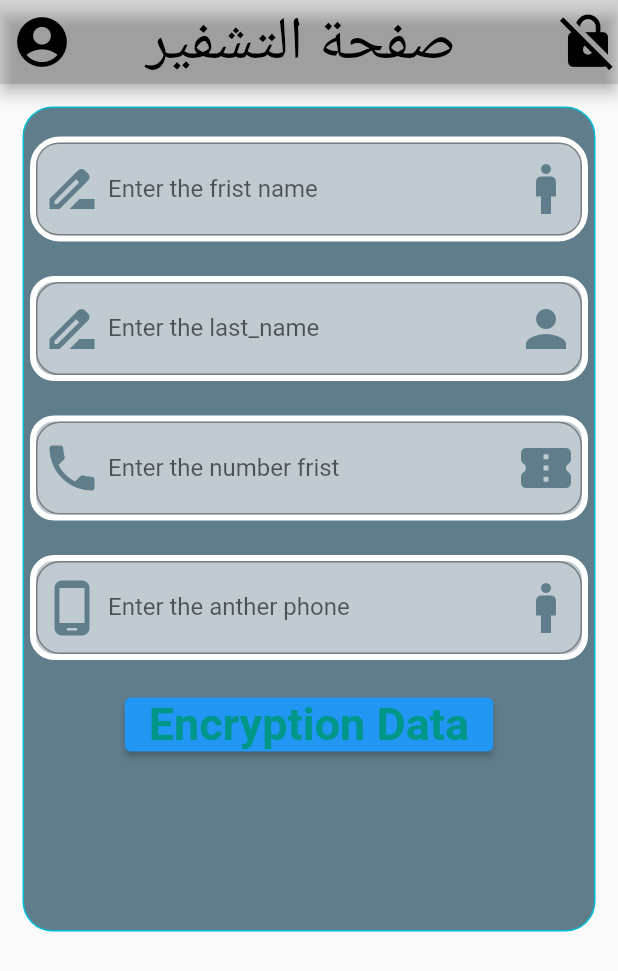
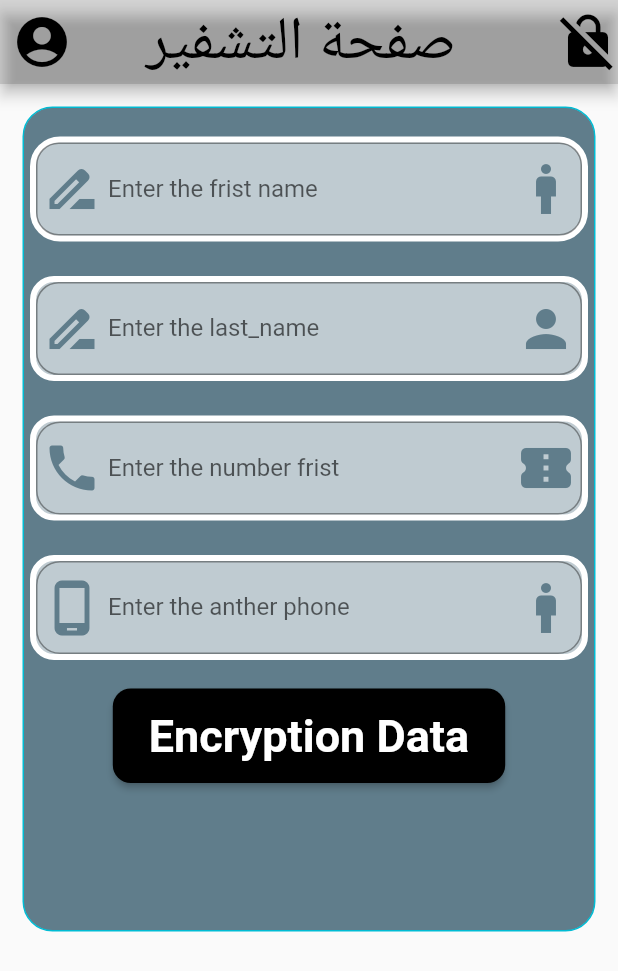
Before and after one commit to salahalddinn/project_flutter, a Flutter app: the screen it shows after launch, on a phone screen of 412 x 824 dp. Shown: the top 971 px of the screen. Run offline on Flutter 3.47's test engine with Material 2 defaults, Android fonts, the phone set to English and light mode, and no system bars.

Commit message:
create the ElevatedButton in styleFrom  branch salah

```diff
--- a/lib/main.dart
+++ b/lib/main.dart
@@ -137,7 +137,16 @@ border: OutlineInputBorder(
                  ),
                ),
                   SizedBox(height: 15,),
-              ElevatedButton(onPressed: (){}, child: Text("Encryption Data",style: TextStyle(color: Colors.teal,fontSize: 30,fontWeight: FontWeight.bold),)),
+              ElevatedButton(onPressed: (){},
+                  style: ElevatedButton.styleFrom(
+                    backgroundColor: Colors.black,
+                    foregroundColor: Colors.white,
+                    padding: EdgeInsets.symmetric(horizontal: 24,vertical: 14),
+                    shape: RoundedRectangleBorder(
+                      borderRadius: BorderRadius.circular(12),
+                    )
+                  ),
+                  child: Text("Encryption Data",style: TextStyle(color: Colors.white,fontSize: 30,fontWeight: FontWeight.bold),)),
 
                 ],
               ),
```
